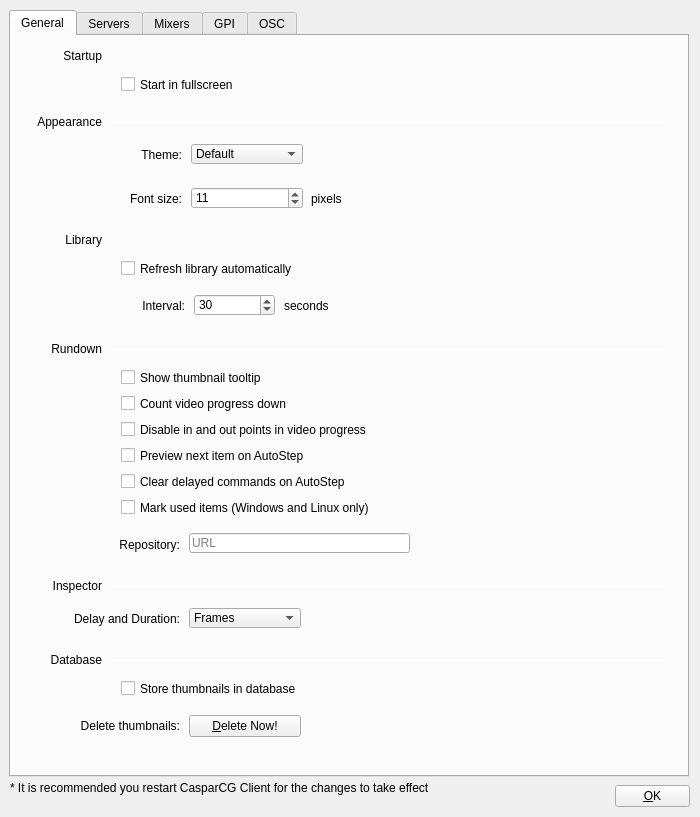
Above: src/Widgets/SettingsDialog.ui from CasparCG/client before the change. Below: the same form after it.
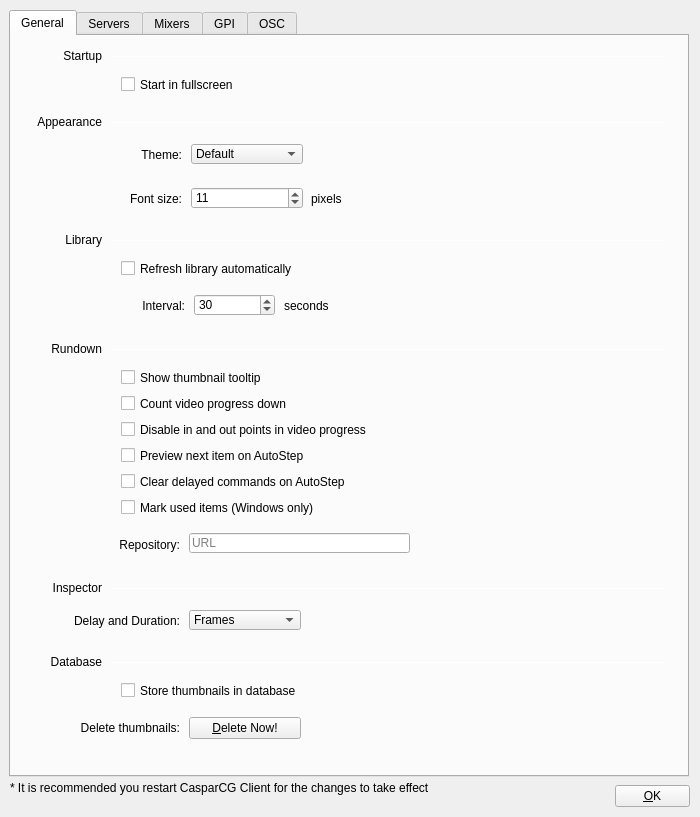
That is the form after the change.

The edit to the form file:
```diff
--- a/src/Widgets/SettingsDialog.ui
+++ b/src/Widgets/SettingsDialog.ui
@@ -331,7 +331,7 @@
      <property name="geometry">
       <rect>
        <x>10</x>
-       <y>542</y>
+       <y>544</y>
        <width>81</width>
        <height>16</height>
       </rect>
@@ -347,7 +347,7 @@
      <property name="geometry">
       <rect>
        <x>100</x>
-       <y>550</y>
+       <y>552</y>
        <width>555</width>
        <height>1</height>
       </rect>
@@ -360,7 +360,7 @@
      <property name="geometry">
       <rect>
        <x>178</x>
-       <y>572</y>
+       <y>574</y>
        <width>112</width>
        <height>20</height>
       </rect>
@@ -386,7 +386,7 @@
      <property name="geometry">
       <rect>
        <x>28</x>
-       <y>573</y>
+       <y>575</y>
        <width>141</width>
        <height>20</height>
       </rect>
@@ -508,7 +508,7 @@
      <property name="geometry">
       <rect>
        <x>100</x>
-       <y>624</y>
+       <y>626</y>
        <width>555</width>
        <height>1</height>
       </rect>
@@ -521,7 +521,7 @@
      <property name="geometry">
       <rect>
        <x>28</x>
-       <y>680</y>
+       <y>682</y>
        <width>141</width>
        <height>20</height>
       </rect>
@@ -537,7 +537,7 @@
      <property name="geometry">
       <rect>
        <x>10</x>
-       <y>616</y>
+       <y>618</y>
        <width>81</width>
        <height>16</height>
       </rect>
@@ -553,7 +553,7 @@
      <property name="geometry">
       <rect>
        <x>178</x>
-       <y>679</y>
+       <y>681</y>
        <width>112</width>
        <height>22</height>
       </rect>
@@ -569,7 +569,7 @@
      <property name="geometry">
       <rect>
        <x>110</x>
-       <y>644</y>
+       <y>646</y>
        <width>291</width>
        <height>17</height>
       </rect>
@@ -594,7 +594,7 @@
       <enum>Qt::NoFocus</enum>
      </property>
      <property name="text">
-      <string>Mark used items (Windows and Linux only)</string>
+      <string>Mark used items (Windows only)</string>
      </property>
     </widget>
    </widget>
```
